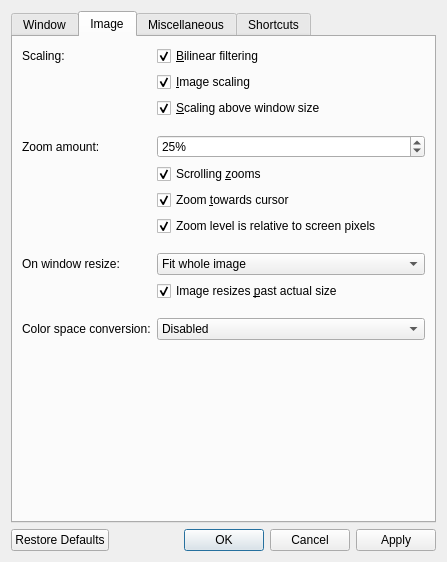
Old version of the form src/qvoptionsdialog.ui in the repository jeep70/QView.
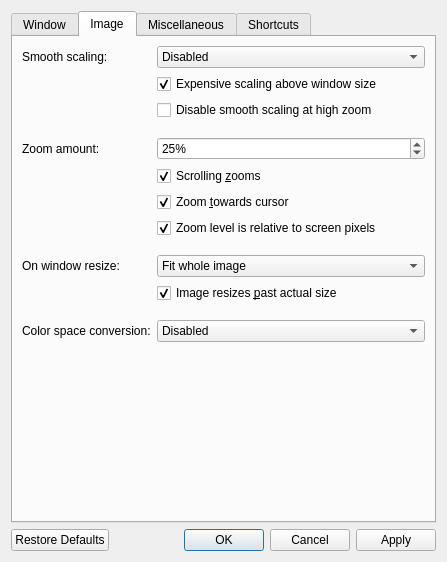
New version of the form. The open tabs and pages were chosen to show the change.

Commit message: Simplify scaling settings and add option to disable at high zoom

```diff
--- a/src/qvoptionsdialog.ui
+++ b/src/qvoptionsdialog.ui
@@ -260,49 +260,49 @@
        <item row="0" column="0">
         <widget class="QLabel" name="label_2">
          <property name="text">
-          <string>Scaling:</string>
+          <string>Smooth scaling:</string>
          </property>
         </widget>
        </item>
        <item row="0" column="1">
-        <widget class="QCheckBox" name="filteringCheckbox">
-         <property name="toolTip">
-          <string>Turn this off to see individual pixels</string>
-         </property>
-         <property name="text">
-          <string>&amp;Bilinear filtering</string>
-         </property>
-         <property name="checked">
-          <bool>true</bool>
-         </property>
+        <widget class="QComboBox" name="smoothScalingComboBox">
+         <item>
+          <property name="text">
+           <string>Disabled</string>
+          </property>
+         </item>
+         <item>
+          <property name="text">
+           <string>Bilinear</string>
+          </property>
+         </item>
+         <item>
+          <property name="text">
+           <string>Expensive</string>
+          </property>
+         </item>
         </widget>
        </item>
        <item row="1" column="1">
-        <widget class="QCheckBox" name="scalingCheckbox">
-         <property name="toolTip">
-          <string>Images appear aliased (having jagged edges) without this, but it is faster</string>
-         </property>
-         <property name="text">
-          <string>&amp;Image scaling</string>
-         </property>
-         <property name="checked">
-          <bool>true</bool>
-         </property>
-        </widget>
-       </item>
-       <item row="2" column="1">
         <widget class="QCheckBox" name="scalingTwoCheckbox">
          <property name="toolTip">
           <string>Choose whether or not the image continues to be scaled when zooming above the window size (can be laggier with large images)</string>
          </property>
          <property name="text">
-          <string>&amp;Scaling above window size</string>
+          <string>Expensive scaling above window size</string>
          </property>
          <property name="checked">
           <bool>true</bool>
          </property>
         </widget>
        </item>
+       <item row="2" column="1">
+        <widget class="QCheckBox" name="smoothScalingLimitCheckbox">
+         <property name="text">
+          <string>Disable smooth scaling at high zoom</string>
+         </property>
+        </widget>
+       </item>
        <item row="4" column="0">
         <widget class="QLabel" name="label_3">
          <property name="toolTip">
```
Left out of the diff: 2 changed lines with no effect on the pictures. The commit also changes 7 other files.
